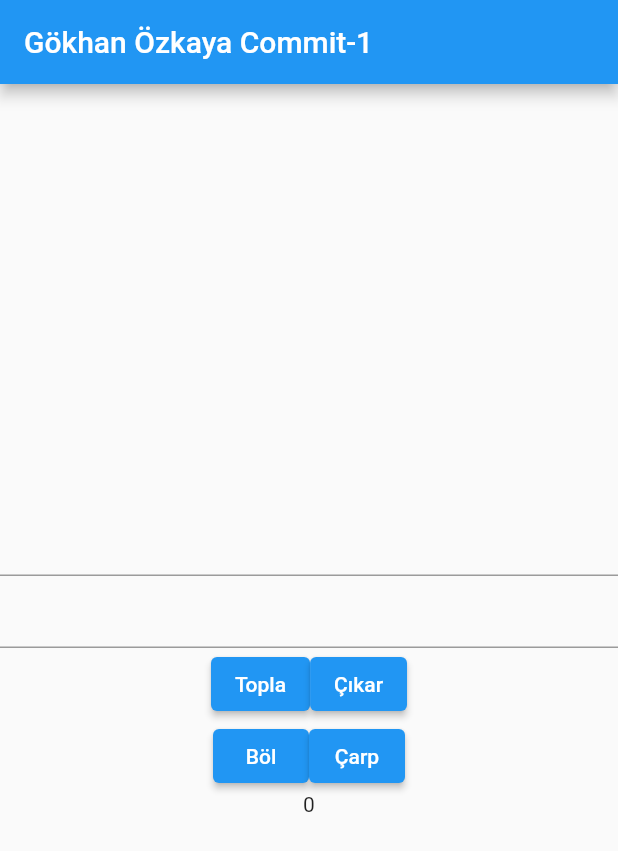
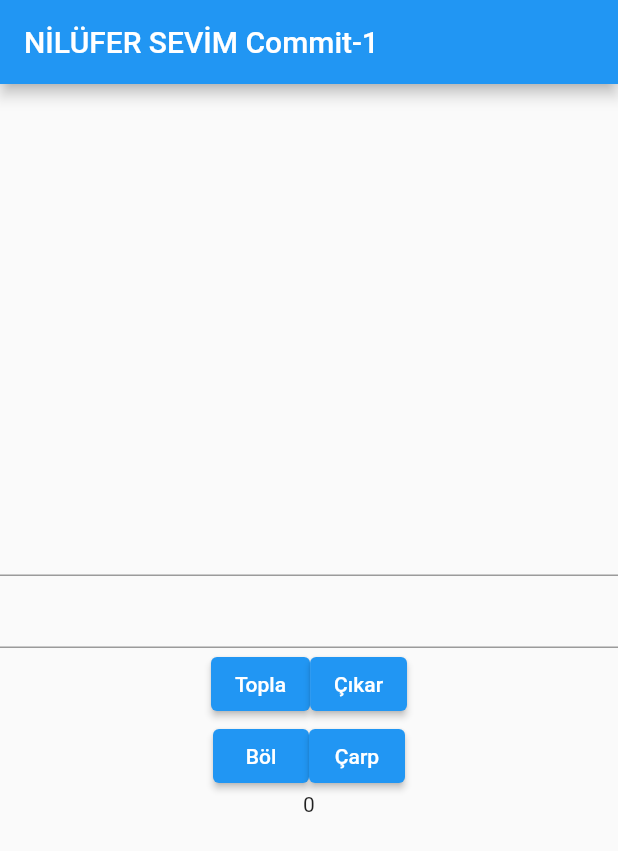
Before and after one commit to GokhanOzkaya/asd, a Flutter app: the screen it shows after launch, on a phone screen of 412 x 824 dp. Shown: the top 851 px of the screen. Run offline on Flutter 3.47's test engine with Material 2 defaults, Android fonts, the phone set to English and light mode, and no system bars.

Commit message:
nİLÜFER

```diff
--- a/lib/main.dart
+++ b/lib/main.dart
@@ -22,7 +22,7 @@ class Iskele extends StatelessWidget {
   Widget build(BuildContext context) {
     return Scaffold(
       appBar: AppBar(
-        title: Text('Gökhan Özkaya Commit-1'),
+        title: Text('NİLÜFER SEVİM Commit-1'),
       ),
       body: AnaEkranState(),
     );
```
